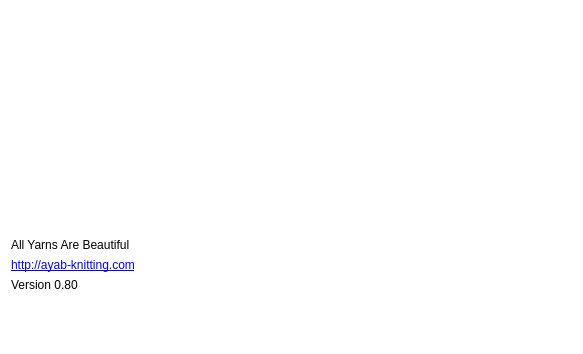
Old version of the form ayab/ayab_about.ui in the repository AllYarnsAreBeautiful/ayab-desktop.
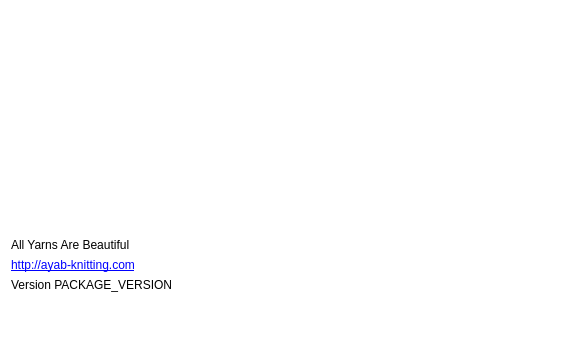
New version of the form. Icons and pictures are not drawn.

Commit message: add tag version to about

```diff
--- a/ayab/ayab_about.ui
+++ b/ayab/ayab_about.ui
@@ -55,7 +55,7 @@
    <item>
     <widget class="QLabel" name="label_3">
      <property name="text">
-      <string>Version 0.80</string>
+      <string>Version PACKAGE_VERSION</string>
      </property>
     </widget>
    </item>
```
The commit also changes 1 other file.
